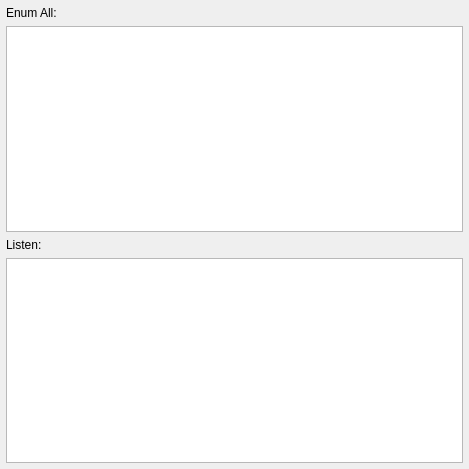
Above: dialogenum.ui from rowesir/MFS-Key2Airport before the change. Below: the same form after it.
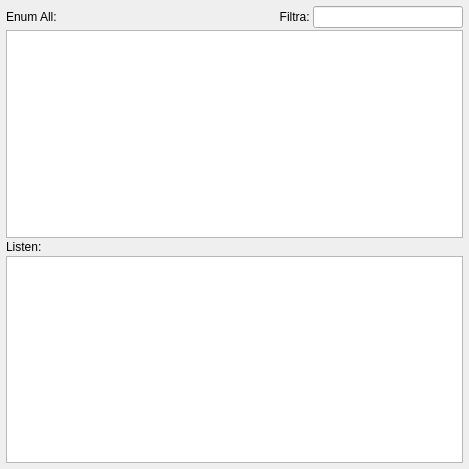
That is the form after the change.

Commit message: enum debug

```diff
--- a/dialogenum.ui
+++ b/dialogenum.ui
@@ -32,12 +32,94 @@
    <property name="bottomMargin">
     <number>6</number>
    </property>
+   <property name="horizontalSpacing">
+    <number>6</number>
+   </property>
+   <property name="verticalSpacing">
+    <number>2</number>
+   </property>
    <item row="0" column="0">
-    <widget class="QLabel" name="label">
-     <property name="text">
-      <string>Enum All:</string>
-     </property>
-    </widget>
+    <layout class="QHBoxLayout" name="horizontalLayout">
+     <item>
+      <widget class="QLabel" name="label">
+       <property name="minimumSize">
+        <size>
+         <width>60</width>
+         <height>0</height>
+        </size>
+       </property>
+       <property name="maximumSize">
+        <size>
+         <width>60</width>
+         <height>16777215</height>
+        </size>
+       </property>
+       <property name="text">
+        <string>Enum All:</string>
+       </property>
+      </widget>
+     </item>
+     <item>
+      <spacer name="horizontalSpacer">
+       <property name="orientation">
+        <enum>Qt::Orientation::Horizontal</enum>
+       </property>
+       <property name="sizeHint" stdset="0">
+        <size>
+         <width>178</width>
+         <height>20</height>
+        </size>
+       </property>
+      </spacer>
+     </item>
+     <item>
+      <widget class="QLabel" name="label_3">
+       <property name="minimumSize">
+        <size>
+         <width>40</width>
+         <height>0</height>
+        </size>
+       </property>
+       <property name="maximumSize">
+        <size>
+         <width>40</width>
+         <height>16777215</height>
+        </size>
+       </property>
+       <property name="text">
+        <string>Filtra: </string>
+       </property>
+       <property name="alignment">
+        <set>Qt::AlignmentFlag::AlignRight|Qt::AlignmentFlag::AlignTrailing|Qt::AlignmentFlag::AlignVCenter</set>
+       </property>
+      </widget>
+     </item>
+     <item>
+      <widget class="QLineEdit" name="leFiltra">
+       <property name="minimumSize">
+        <size>
+         <width>150</width>
+         <height>0</height>
+        </size>
+       </property>
+       <property name="maximumSize">
+        <size>
+         <width>150</width>
+         <height>16777215</height>
+        </size>
+       </property>
+       <property name="layoutDirection">
+        <enum>Qt::LayoutDirection::LeftToRight</enum>
+       </property>
+       <property name="text">
+        <string/>
+       </property>
+       <property name="alignment">
+        <set>Qt::AlignmentFlag::AlignRight|Qt::AlignmentFlag::AlignTrailing|Qt::AlignmentFlag::AlignVCenter</set>
+       </property>
+      </widget>
+     </item>
+    </layout>
    </item>
    <item row="1" column="0">
     <widget class="QTableWidget" name="TWEnumAll"/>
```
The commit also changes 1135 other files.
